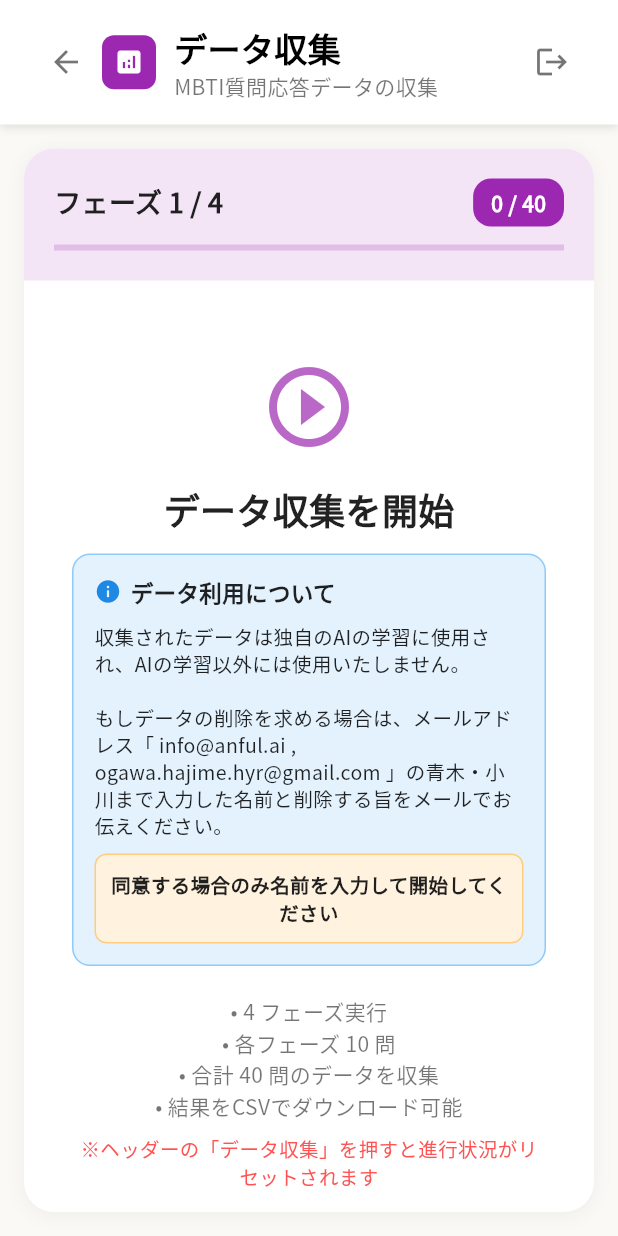
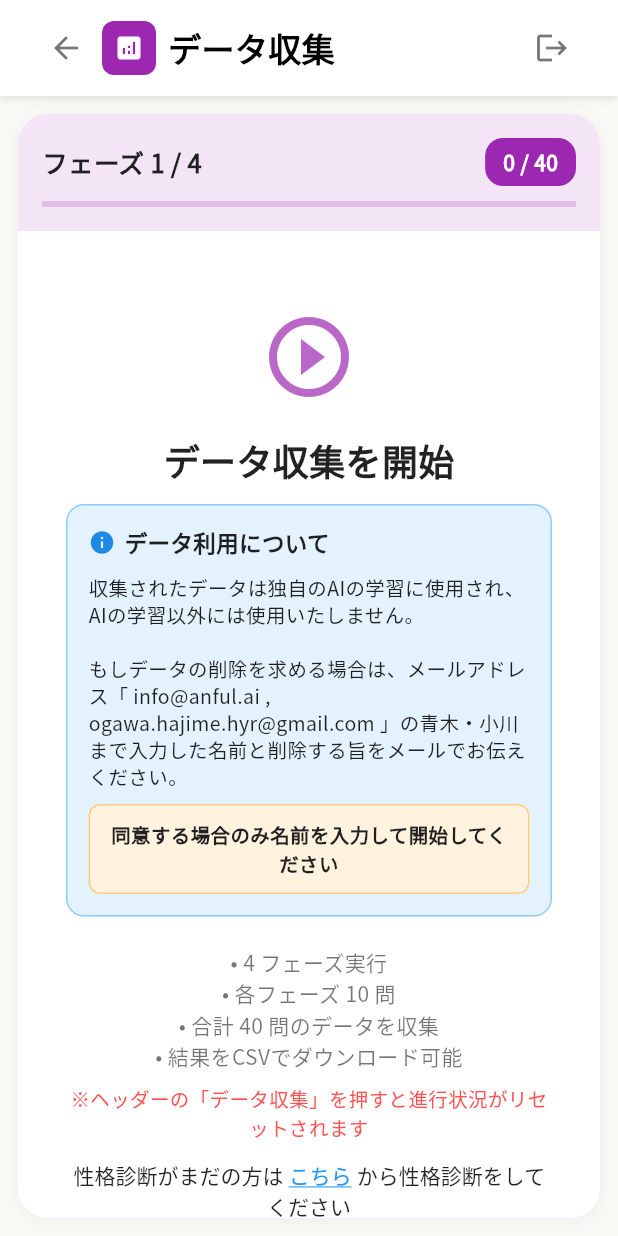
Before and after one commit to edegp/Chat-MBTI, a Flutter app: the screen it shows after launch, on a phone screen of 412 x 824 dp. Run offline on Flutter 3.47's test engine with Material 3 defaults, Android fonts, the light colour scheme and no system bars; our stand-ins replace csv, firebase_auth, firebase_core, flutter_svg, shared_preferences, url_strategy; missing offline and left inert: universal_html; accounts and stored records are empty.

Commit message:
update: prompt

```diff
--- a/flutter_ui/lib/constants/data_collection_constants.dart
+++ b/flutter_ui/lib/constants/data_collection_constants.dart
@@ -18,18 +18,18 @@
     'ISFJ': '守護者',
     'INFJ': '提唱者',
     'INTJ': '建築家',
-    'ISTP': '職人',
-    'ISFP': '芸術家',
-    'INFP': '理想家',
+    'ISTP': '巨匠',
+    'ISFP': '冒険家',
+    'INFP': '仲介者',
     'INTP': '論理学者',
     'ESTP': '起業家',
     'ESFP': 'エンターテイナー',
-    'ENFP': '活動家',
+    'ENFP': '運動家',
     'ENTP': '討論者',
-    'ESTJ': '管理職',
-    'ESFJ': '提供者',
-    'ENFJ': '教師',
-    'ENTJ': '指導者'
+    'ESTJ': '幹部',
+    'ESFJ': '領事官',
+    'ENFJ': '主人公',
+    'ENTJ': '指導官'
   };
 
   static const List<String> elementTypes = [
--- a/flutter_ui/lib/data_collection_page.dart
+++ b/flutter_ui/lib/data_collection_page.dart
@@ -597,9 +597,11 @@
               onReset: _confirmReset,
               onSignOut: _signOut,
             ),
-            Expanded(
-              child: Container(
-                margin: const EdgeInsets.all(16),
+            Expanded(        child: Container(
+          margin: EdgeInsets.all(
+            MediaQuery.of(context).size.width < 360 ? 8 :
+            MediaQuery.of(context).size.width < 600 ? 12 : 16
+          ),
           decoration: BoxDecoration(
             color: Colors.white,
             borderRadius: BorderRadius.circular(20),
@@ -684,7 +686,10 @@
                 ),
               )
             : SingleChildScrollView(
-                padding: const EdgeInsets.all(20),
+                padding: EdgeInsets.all(
+                  MediaQuery.of(context).size.width < 360 ? 12 :
+                  MediaQuery.of(context).size.width < 600 ? 16 : 20
+                ),
                 child: Column(
                   crossAxisAlignment: CrossAxisAlignment.start,
                   children: [
--- a/flutter_ui/lib/widgets/data_collection_app_bar.dart
+++ b/flutter_ui/lib/widgets/data_collection_app_bar.dart
@@ -17,7 +17,7 @@
   @override
   Widget build(BuildContext context) {
     return Container(
-      padding: const EdgeInsets.symmetric(horizontal: 20, vertical: 16),
+      padding: const EdgeInsets.symmetric(horizontal: 20, vertical: 8),
       decoration: BoxDecoration(
         color: Colors.white,
         boxShadow: [
@@ -47,7 +47,7 @@
               size: 20,
             ),
           ),
-          const SizedBox(width: 12),
+          const SizedBox(width: 8),
           Expanded(
             child: GestureDetector(
               onTap: isCollectionInProgress ? onReset : null,
@@ -61,14 +61,7 @@
                       fontWeight: FontWeight.bold,
                       color: Colors.black,
                     ),
-                  ),
-                  Text(
-                    'MBTI質問応答データの収集',
-                    style: TextStyle(
-                      fontSize: 14,
-                      color: Colors.black54,
-                    ),
-                  ),
+                  )
                 ],
               ),
             ),
--- a/flutter_ui/lib/widgets/progress_header.dart
+++ b/flutter_ui/lib/widgets/progress_header.dart
@@ -21,8 +21,14 @@
 
   @override
   Widget build(BuildContext context) {
+    final screenWidth = MediaQuery.of(context).size.width;
+    final isVerySmallScreen = screenWidth < 360;
+    final isSmallScreen = screenWidth < 600;
+
     return Container(
-      padding: const EdgeInsets.all(20),
+      padding: EdgeInsets.all(
+        isVerySmallScreen ? 12 : (isSmallScreen ? 16 : 18)
+      ),
       decoration: BoxDecoration(
         color: Colors.purple[50],
         borderRadius: const BorderRadius.only(
@@ -41,25 +47,27 @@
                   children: [
                     Text(
                       'フェーズ $currentPhase / ${DataCollectionConstants.totalPhases}',
-                      style: const TextStyle(
-                        fontSize: 18,
+                      style: TextStyle(
+                        fontSize: isVerySmallScreen ? 16 : (isSmallScreen ? 17 : 18),
                         fontWeight: FontWeight.bold,
                         color: Colors.black87,
                       ),
                     ),
                     if (isCollectionInProgress) ...[
+                      SizedBox(height: isVerySmallScreen ? 2 : 4),
                       Text(
                         '${getCurrentElementType(currentPhase)} (${getCurrentCycle(currentPhase)}回目)',
-                        style: const TextStyle(
-                          fontSize: 16,
+                        style: TextStyle(
+                          fontSize: isVerySmallScreen ? 14 : (isSmallScreen ? 15 : 16),
                           color: Colors.purple,
                           fontWeight: FontWeight.w600,
                         ),
                       ),
+                      SizedBox(height: isVerySmallScreen ? 1 : 2),
                       Text(
                         '質問 $currentQuestionInPhase / ${DataCollectionConstants.questionsPerElement}',
-                        style: const TextStyle(
-                          fontSize: 16,
+                        style: TextStyle(
+                          fontSize: isVerySmallScreen ? 14 : (isSmallScreen ? 15 : 16),
                           color: Colors.black54,
                         ),
                       ),
@@ -68,15 +76,18 @@
                 ),
               ),
               Container(
-                padding: const EdgeInsets.symmetric(horizontal: 12, vertical: 6),
+                padding: EdgeInsets.symmetric(
+                  horizontal: isVerySmallScreen ? 8 : 12,
+                  vertical: isVerySmallScreen ? 4 : 6,
+                ),
                 decoration: BoxDecoration(
                   color: Colors.purple,
                   borderRadius: BorderRadius.circular(12),
                 ),
                 child: Text(
                   '$collectedDataLength / ${DataCollectionConstants.totalPhases * DataCollectionConstants.questionsPerElement}',
-                  style: const TextStyle(
-                    fontSize: 14,
+                  style: TextStyle(
+                    fontSize: isVerySmallScreen ? 12 : 14,
                     fontWeight: FontWeight.bold,
                     color: Colors.white,
                   ),
@@ -84,7 +95,7 @@
               ),
             ],
           ),
-          const SizedBox(height: 12),
+          SizedBox(height: isVerySmallScreen ? 8 : 10),
           LinearProgressIndicator(
             value: collectedDataLength / (DataCollectionConstants.totalPhases * DataCollectionConstants.questionsPerElement),
             backgroundColor: Colors.purple[100],
```
Also changed, not shown: flutter_ui/lib/widgets/answer_options.dart (+38 -17 lines), flutter_ui/lib/widgets/custom_answer_input.dart (+17 -23 lines), flutter_ui/lib/widgets/question_card.dart (+30 -14 lines), 2 other files. Lines whose indentation alone changed are shown as unchanged.
